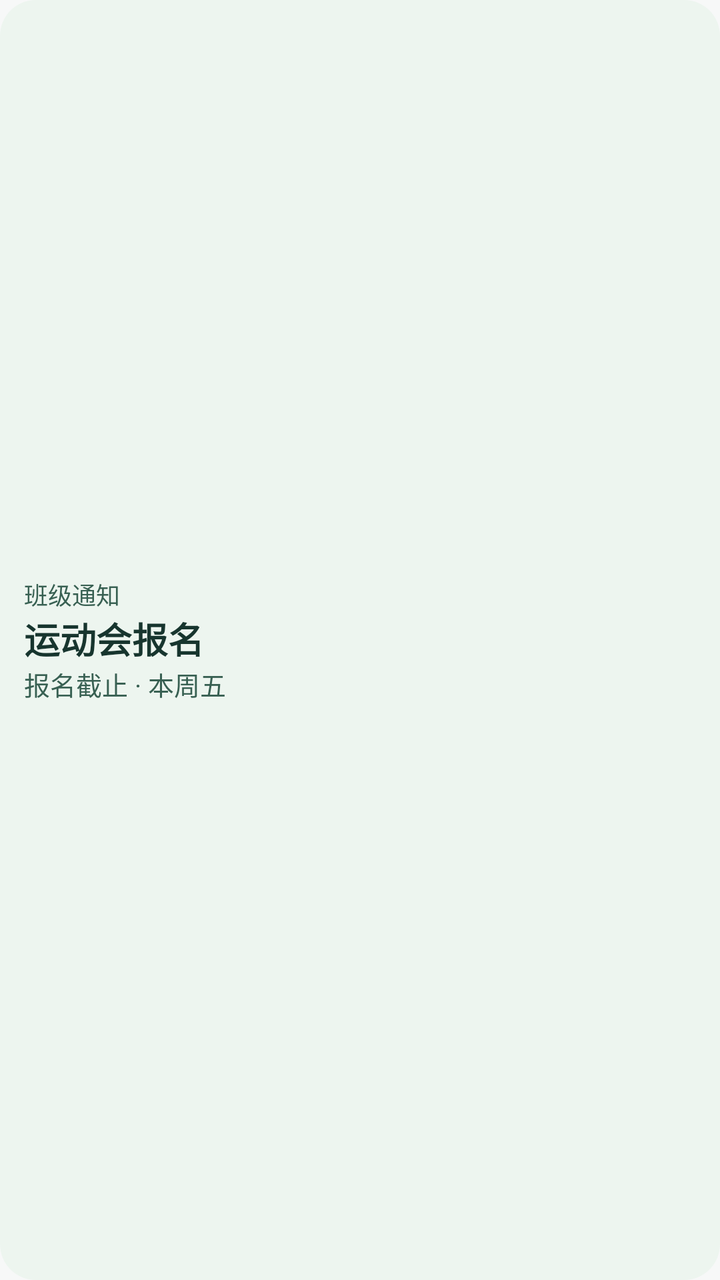
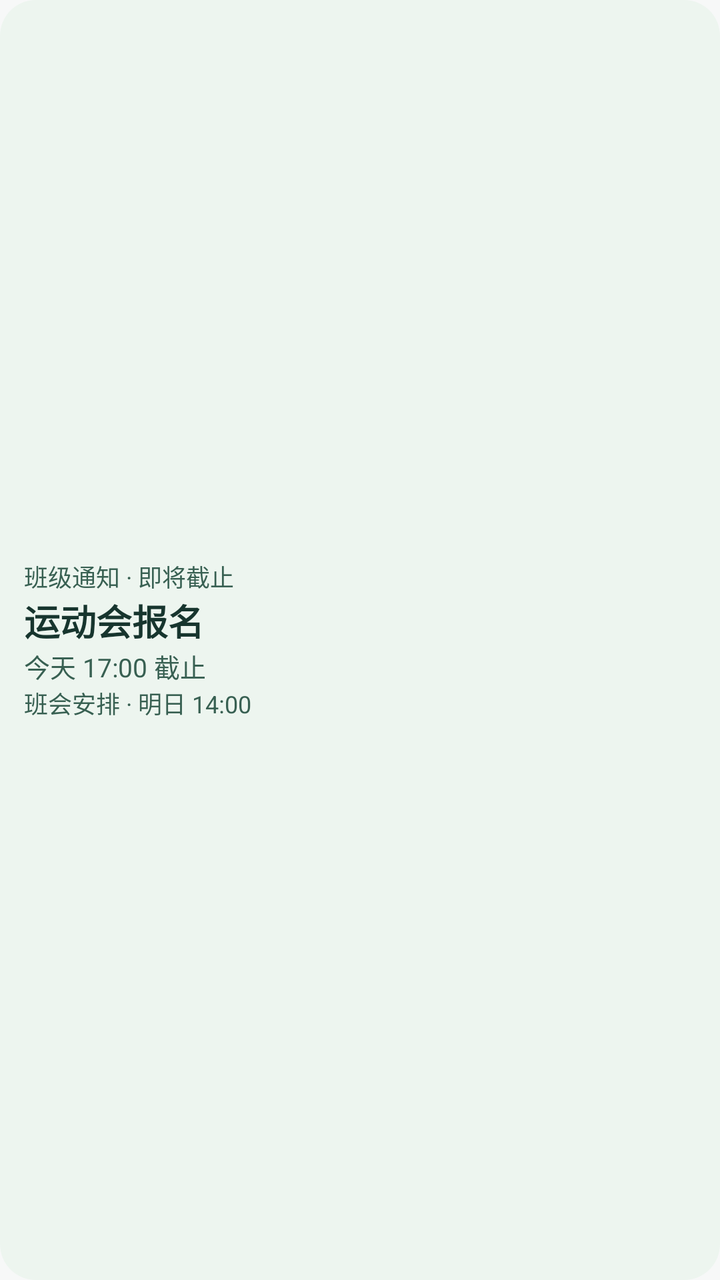

Two renders of the same Android screen: before a commit and after it. Below are the layout's source before the change and the commit's diff.
<!-- AndroidManifest.xml: application theme Theme.ClassTools -->
<!-- res/layout/widget_preview_notices.xml -->
<LinearLayout xmlns:android="http://schemas.android.com/apk/res/android" android:layout_width="match_parent"
    android:layout_height="match_parent" android:gravity="center_vertical" android:orientation="vertical"
    android:background="@drawable/timetable_widget_background" android:padding="12dp">
    <TextView android:layout_width="match_parent" android:layout_height="wrap_content" android:textColor="@color/widget_accent" android:textSize="12sp" android:text="班级通知" />
    <TextView android:layout_width="match_parent" android:layout_height="wrap_content" android:textColor="@color/widget_ink" android:textSize="18sp" android:textStyle="bold" android:maxLines="1" android:ellipsize="end" android:text="运动会报名" />
    <TextView android:layout_width="match_parent" android:layout_height="wrap_content" android:textColor="@color/widget_accent" android:textSize="13sp" android:maxLines="1" android:ellipsize="end" android:text="报名截止 · 本周五" />
</LinearLayout>
<!-- resources referenced by this layout -->
<resources>
  <color name="widget_accent">#386052</color>
  <color name="widget_ink">#17352E</color>
  <!-- drawable timetable_widget_background (drawable) -->
  <shape xmlns:android="http://schemas.android.com/apk/res/android" android:shape="rectangle">
      <solid android:color="@color/widget_paper" />
      <corners android:radius="18dp" />
  </shape>
  <style name="Theme.ClassTools" parent="android:Theme.Material.Light.NoActionBar">
          <item name="android:windowBackground">@color/ct_window_background</item>
          <item name="android:windowNoTitle">true</item>
          <item name="android:windowActionModeOverlay">true</item>
          <item name="android:statusBarColor">@android:color/transparent</item>
          <item name="android:navigationBarColor">@android:color/transparent</item>
          <item name="android:windowLightStatusBar">true</item>
          <item name="android:windowLightNavigationBar">true</item>
      </style>
  <color name="widget_paper">#EDF5EF</color>
  <color name="ct_window_background">#F7F8F8</color>
</resources>

<!-- the commit's change to res/layout/widget_preview_notices.xml (unified diff, before → after) -->
@@ -1,7 +1,8 @@
 <LinearLayout xmlns:android="http://schemas.android.com/apk/res/android" android:layout_width="match_parent"
     android:layout_height="match_parent" android:gravity="center_vertical" android:orientation="vertical"
     android:background="@drawable/timetable_widget_background" android:padding="12dp">
-    <TextView android:layout_width="match_parent" android:layout_height="wrap_content" android:textColor="@color/widget_accent" android:textSize="12sp" android:text="班级通知" />
+    <TextView android:layout_width="match_parent" android:layout_height="wrap_content" android:textColor="@color/widget_accent" android:textSize="12sp" android:text="班级通知 · 即将截止" />
     <TextView android:layout_width="match_parent" android:layout_height="wrap_content" android:textColor="@color/widget_ink" android:textSize="18sp" android:textStyle="bold" android:maxLines="1" android:ellipsize="end" android:text="运动会报名" />
-    <TextView android:layout_width="match_parent" android:layout_height="wrap_content" android:textColor="@color/widget_accent" android:textSize="13sp" android:maxLines="1" android:ellipsize="end" android:text="报名截止 · 本周五" />
+    <TextView android:layout_width="match_parent" android:layout_height="wrap_content" android:textColor="@color/widget_accent" android:textSize="13sp" android:maxLines="1" android:ellipsize="end" android:text="今天 17:00 截止" />
+    <TextView android:layout_width="match_parent" android:layout_height="wrap_content" android:singleLine="true" android:ellipsize="end" android:textSize="12sp" android:textColor="@color/widget_accent" android:text="班会安排 · 明日 14:00" />
 </LinearLayout>
